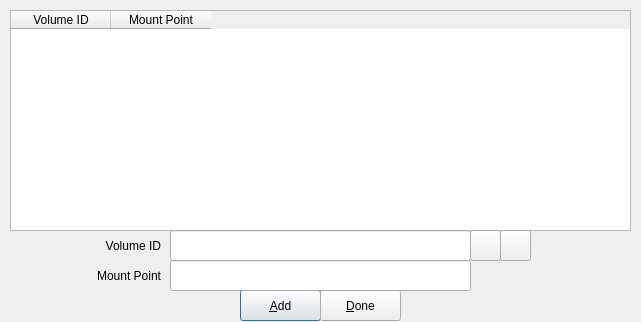
Above: zuluCrypt-gui/favorites.ui from mhogomchungu/zuluCrypt before the change. Below: the same form after it.
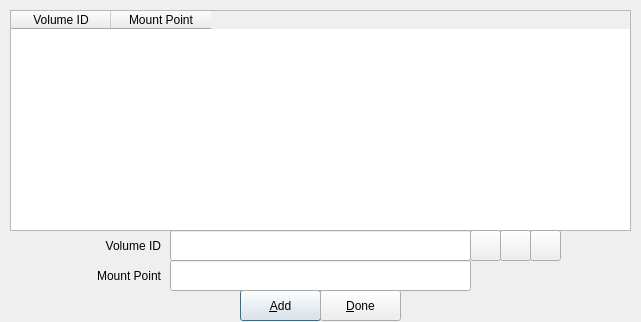
That is the form after the change.

Commit message: add ability to set a folder as a favorite entry in zuluMount-gui

Diff of the .ui file:
```diff
--- a/zuluCrypt-gui/favorites.ui
+++ b/zuluCrypt-gui/favorites.ui
@@ -179,6 +179,19 @@
     <string>&amp;Done</string>
    </property>
   </widget>
+  <widget class="QPushButton" name="pbFolderAddress">
+   <property name="geometry">
+    <rect>
+     <x>530</x>
+     <y>230</y>
+     <width>31</width>
+     <height>31</height>
+    </rect>
+   </property>
+   <property name="text">
+    <string/>
+   </property>
+  </widget>
  </widget>
  <tabstops>
   <tabstop>tableWidget</tabstop>
```
Left out of the diff: 4 changed lines with no effect on the pictures. The commit also changes 4 other files.
